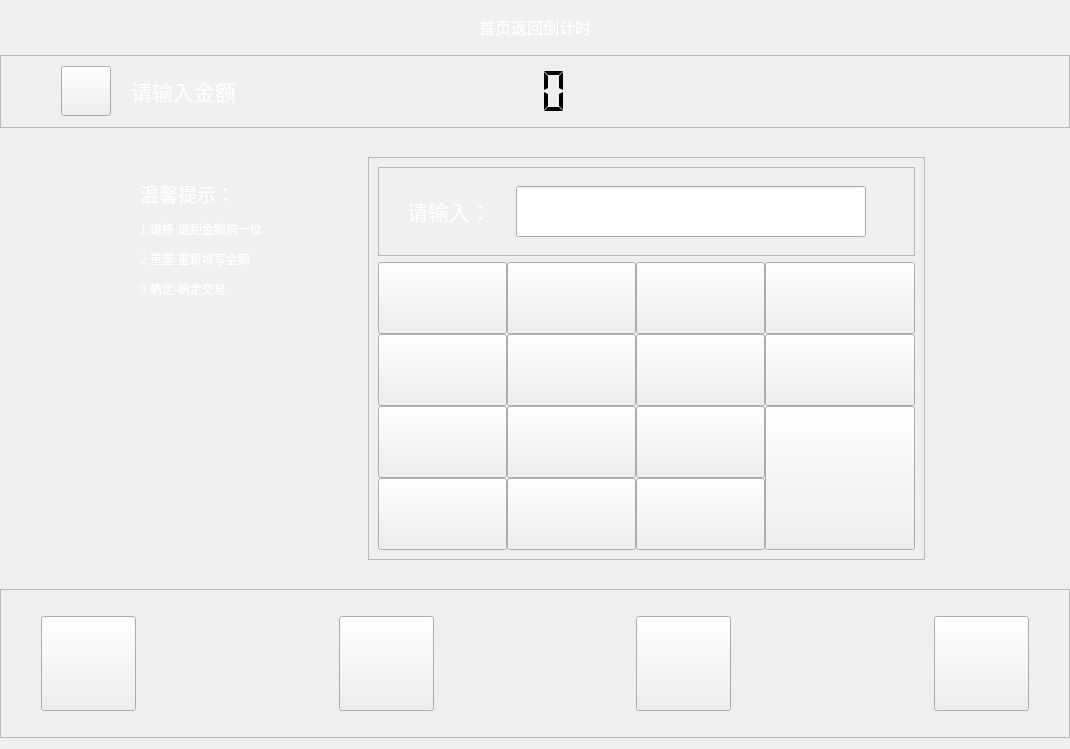
along-wds/jiaofeiji_ykgl, file inputamount.ui: the form before one commit.
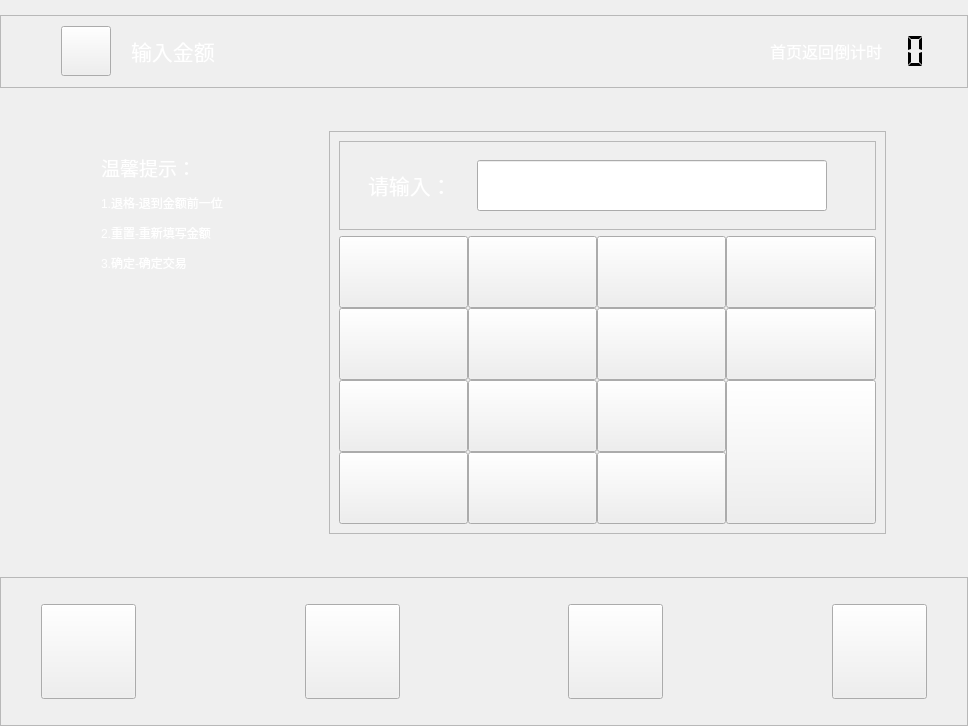
The form after the commit. Icons and pictures are not drawn.

```diff
--- a/inputamount.ui
+++ b/inputamount.ui
@@ -6,8 +6,8 @@
    <rect>
     <x>0</x>
     <y>0</y>
-    <width>1070</width>
-    <height>749</height>
+    <width>968</width>
+    <height>726</height>
    </rect>
   </property>
   <property name="windowTitle">
@@ -26,83 +26,24 @@
    <property name="rightMargin">
     <number>0</number>
    </property>
+   <property name="bottomMargin">
+    <number>0</number>
+   </property>
    <item>
-    <layout class="QHBoxLayout" name="horizontalLayout_22">
-     <item>
-      <spacer name="horizontalSpacer_18">
-       <property name="orientation">
-        <enum>Qt::Horizontal</enum>
-       </property>
-       <property name="sizeHint" stdset="0">
-        <size>
-         <width>40</width>
-         <height>20</height>
-        </size>
-       </property>
-      </spacer>
-     </item>
-     <item>
-      <spacer name="verticalSpacer_9">
-       <property name="orientation">
-        <enum>Qt::Vertical</enum>
-       </property>
-       <property name="sizeType">
-        <enum>QSizePolicy::Fixed</enum>
-       </property>
-       <property name="sizeHint" stdset="0">
-        <size>
-         <width>20</width>
-         <height>55</height>
-        </size>
-       </property>
-      </spacer>
-     </item>
-     <item>
-      <widget class="QLabel" name="label_4">
-       <property name="font">
-        <font>
-         <family>微软雅黑</family>
-         <pointsize>12</pointsize>
-        </font>
-       </property>
-       <property name="text">
-        <string>&lt;html&gt;&lt;head/&gt;&lt;body&gt;&lt;p&gt;&lt;span style=&quot; color:#ffffff;&quot;&gt;首页返回倒计时&lt;/span&gt;&lt;/p&gt;&lt;/body&gt;&lt;/html&gt;</string>
-       </property>
-      </widget>
-     </item>
-     <item>
-      <spacer name="verticalSpacer_3">
-       <property name="orientation">
-        <enum>Qt::Vertical</enum>
-       </property>
-       <property name="sizeType">
-        <enum>QSizePolicy::Fixed</enum>
-       </property>
-       <property name="sizeHint" stdset="0">
-        <size>
-         <width>20</width>
-         <height>55</height>
-        </size>
-       </property>
-      </spacer>
-     </item>
-     <item>
-      <spacer name="horizontalSpacer_17">
-       <property name="orientation">
-        <enum>Qt::Horizontal</enum>
-       </property>
-       <property name="sizeType">
-        <enum>QSizePolicy::Expanding</enum>
-       </property>
-       <property name="sizeHint" stdset="0">
-        <size>
-         <width>15</width>
-         <height>20</height>
-        </size>
-       </property>
-      </spacer>
-     </item>
-    </layout>
+    <spacer name="verticalSpacer_2">
+     <property name="orientation">
+      <enum>Qt::Vertical</enum>
+     </property>
+     <property name="sizeType">
+      <enum>QSizePolicy::Fixed</enum>
+     </property>
+     <property name="sizeHint" stdset="0">
+      <size>
+       <width>20</width>
+       <height>15</height>
+      </size>
+     </property>
+    </spacer>
    </item>
    <item>
     <widget class="QFrame" name="frame_4">
@@ -224,7 +165,7 @@
          </font>
         </property>
         <property name="text">
-         <string>&lt;html&gt;&lt;head/&gt;&lt;body&gt;&lt;p&gt;&lt;span style=&quot; color:#ffffff;&quot;&gt;请输入金额&lt;/span&gt;&lt;/p&gt;&lt;/body&gt;&lt;/html&gt;</string>
+         <string>&lt;html&gt;&lt;head/&gt;&lt;body&gt;&lt;p&gt;&lt;span style=&quot; color:#ffffff;&quot;&gt;输入金额&lt;/span&gt;&lt;/p&gt;&lt;/body&gt;&lt;/html&gt;</string>
         </property>
        </widget>
       </item>
@@ -241,6 +182,19 @@
         </property>
        </spacer>
       </item>
+      <item>
+       <widget class="QLabel" name="label_4">
+        <property name="font">
+         <font>
+          <family>微软雅黑</family>
+          <pointsize>12</pointsize>
+         </font>
+        </property>
+        <property name="text">
+         <string>&lt;html&gt;&lt;head/&gt;&lt;body&gt;&lt;p&gt;&lt;span style=&quot; color:#ffffff;&quot;&gt;首页返回倒计时&lt;/span&gt;&lt;/p&gt;&lt;/body&gt;&lt;/html&gt;</string>
+        </property>
+       </widget>
+      </item>
       <item>
        <widget class="QLCDNumber" name="lcdNumber">
         <property name="sizePolicy">
@@ -251,20 +205,20 @@
         </property>
         <property name="minimumSize">
          <size>
-          <width>130</width>
+          <width>50</width>
           <height>50</height>
          </size>
         </property>
         <property name="maximumSize">
          <size>
-          <width>130</width>
+          <width>50</width>
           <height>50</height>
          </size>
         </property>
         <property name="font">
          <font>
           <family>微软雅黑</family>
-          <pointsize>5</pointsize>
+          <pointsize>12</pointsize>
          </font>
         </property>
         <property name="layoutDirection">
@@ -283,7 +237,7 @@
          <enum>QFrame::Plain</enum>
         </property>
         <property name="lineWidth">
-         <number>1</number>
+         <number>0</number>
         </property>
         <property name="midLineWidth">
          <number>0</number>
@@ -292,7 +246,7 @@
          <bool>true</bool>
         </property>
         <property name="digitCount">
-         <number>3</number>
+         <number>2</number>
         </property>
         <property name="segmentStyle">
          <enum>QLCDNumber::Flat</enum>
@@ -300,7 +254,7 @@
        </widget>
       </item>
       <item>
-       <spacer name="verticalSpacer_2">
+       <spacer name="verticalSpacer_12">
         <property name="orientation">
          <enum>Qt::Vertical</enum>
         </property>
@@ -320,53 +274,12 @@
         <property name="orientation">
          <enum>Qt::Horizontal</enum>
         </property>
-        <property name="sizeHint" stdset="0">
-         <size>
-          <width>249</width>
-          <height>20</height>
-         </size>
-        </property>
-       </spacer>
-      </item>
-      <item>
-       <widget class="QLabel" name="label_20">
-        <property name="sizePolicy">
-         <sizepolicy hsizetype="Fixed" vsizetype="Fixed">
-          <horstretch>0</horstretch>
-          <verstretch>0</verstretch>
-         </sizepolicy>
-        </property>
-        <property name="minimumSize">
-         <size>
-          <width>168</width>
-          <height>69</height>
-         </size>
-        </property>
-        <property name="maximumSize">
-         <size>
-          <width>168</width>
-          <height>69</height>
-         </size>
-        </property>
-        <property name="styleSheet">
-         <string notr="true">border-image: url(:/image/picture/qietu/95598.png);</string>
-        </property>
-        <property name="text">
-         <string/>
-        </property>
-       </widget>
-      </item>
-      <item>
-       <spacer name="horizontalSpacer_3">
-        <property name="orientation">
-         <enum>Qt::Horizontal</enum>
-        </property>
         <property name="sizeType">
          <enum>QSizePolicy::Fixed</enum>
         </property>
         <property name="sizeHint" stdset="0">
          <size>
-          <width>60</width>
+          <width>15</width>
           <height>20</height>
          </size>
         </property>
@@ -399,11 +312,11 @@
         <enum>Qt::Horizontal</enum>
        </property>
        <property name="sizeType">
-        <enum>QSizePolicy::Fixed</enum>
+        <enum>QSizePolicy::Expanding</enum>
        </property>
        <property name="sizeHint" stdset="0">
         <size>
-         <width>121</width>
+         <width>60</width>
          <height>20</height>
         </size>
        </property>
```
Left out of the diff: 10 changed lines with no effect on the pictures.
